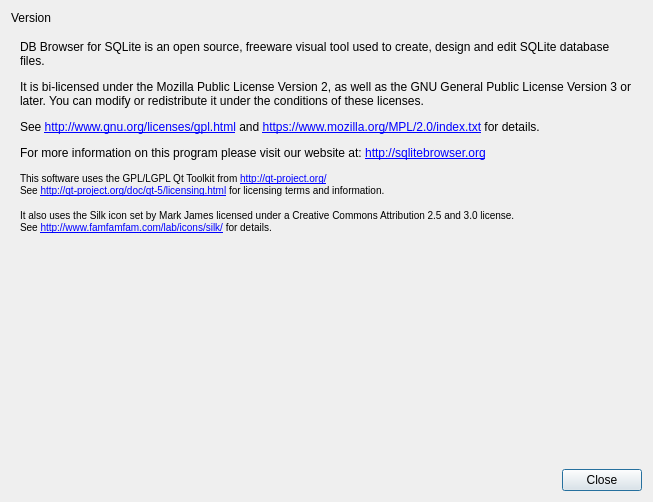
First picture: the form in src/AboutDialog.ui, repository sqlitebrowser/sqlitebrowser, before the edit.
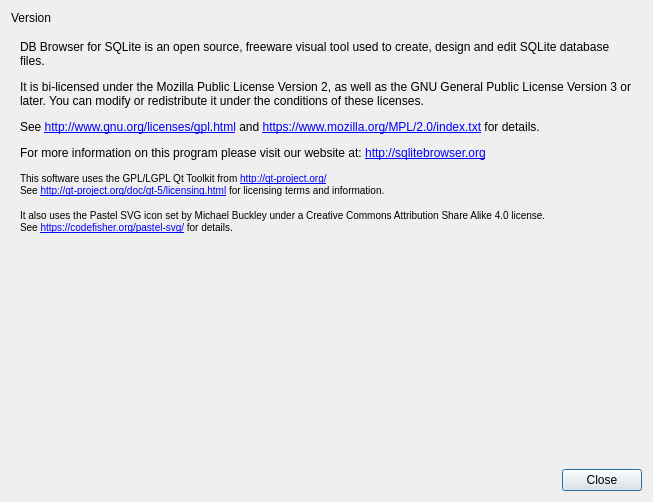
Second picture: the form after the edit. Icons and pictures are not drawn.

Commit message:
Icon set details in About dialog
It should have gone with 36054cd767e36e625d7a04cd46a6f275b901a28a

```diff
--- a/src/AboutDialog.ui
+++ b/src/AboutDialog.ui
@@ -79,15 +79,16 @@
        <rect>
         <x>0</x>
         <y>0</y>
-        <width>620</width>
-        <height>398</height>
+        <width>635</width>
+        <height>349</height>
        </rect>
       </property>
       <layout class="QVBoxLayout" name="verticalLayout_2">
        <item>
         <widget class="QLabel" name="label">
          <property name="text">
-          <string>&lt;html&gt;&lt;head/&gt;&lt;body&gt;&lt;p&gt;DB Browser for SQLite is an open source, freeware visual tool used to create, design and edit SQLite database files.&lt;/p&gt;&lt;p&gt;It is bi-licensed under the Mozilla Public License Version 2, as well as the GNU General Public License Version 3 or later. You can modify or redistribute it under the conditions of these licenses.&lt;/p&gt;&lt;p&gt;See &lt;a href=&quot;http://www.gnu.org/licenses/gpl.html&quot;&gt;http://www.gnu.org/licenses/gpl.html&lt;/a&gt; and &lt;a href=&quot;https://www.mozilla.org/MPL/2.0/index.txt&quot;&gt;https://www.mozilla.org/MPL/2.0/index.txt&lt;/a&gt; for details.&lt;/p&gt;&lt;p&gt;For more information on this program please visit our website at: &lt;a href=&quot;http://sqlitebrowser.org&quot;&gt;http://sqlitebrowser.org&lt;/a&gt;&lt;/p&gt;&lt;p&gt;&lt;span style=&quot; font-size:small;&quot;&gt;This software uses the GPL/LGPL Qt Toolkit from &lt;/span&gt;&lt;a href=&quot;http://qt-project.org/&quot;&gt;&lt;span style=&quot; font-size:small;&quot;&gt;http://qt-project.org/&lt;/span&gt;&lt;/a&gt;&lt;span style=&quot; font-size:small;&quot;&gt;&lt;br/&gt;See &lt;/span&gt;&lt;a href=&quot;http://qt-project.org/doc/qt-5/licensing.html&quot;&gt;&lt;span style=&quot; font-size:small;&quot;&gt;http://qt-project.org/doc/qt-5/licensing.html&lt;/span&gt;&lt;/a&gt;&lt;span style=&quot; font-size:small;&quot;&gt; for licensing terms and information.&lt;/span&gt;&lt;/p&gt;&lt;p&gt;&lt;span style=&quot; font-size:small;&quot;&gt;It also uses the Silk icon set by Mark James licensed under a Creative Commons Attribution 2.5 and 3.0 license.&lt;br/&gt;See &lt;/span&gt;&lt;a href=&quot;http://www.famfamfam.com/lab/icons/silk/&quot;&gt;&lt;span style=&quot; font-size:small;&quot;&gt;http://www.famfamfam.com/lab/icons/silk/&lt;/span&gt;&lt;/a&gt;&lt;span style=&quot; font-size:small;&quot;&gt; for details.&lt;/span&gt;&lt;/p&gt;&lt;/body&gt;&lt;/html&gt;</string>
+          <string>&lt;html&gt;&lt;head/&gt;&lt;body&gt;&lt;p&gt;DB Browser for SQLite is an open source, freeware visual tool used to create, design and edit SQLite database files.&lt;/p&gt;&lt;p&gt;It is bi-licensed under the Mozilla Public License Version 2, as well as the GNU General Public License Version 3 or later. You can modify or redistribute it under the conditions of these licenses.&lt;/p&gt;&lt;p&gt;See &lt;a href=&quot;http://www.gnu.org/licenses/gpl.html&quot;&gt;http://www.gnu.org/licenses/gpl.html&lt;/a&gt; and &lt;a href=&quot;https://www.mozilla.org/MPL/2.0/index.txt&quot;&gt;https://www.mozilla.org/MPL/2.0/index.txt&lt;/a&gt; for details.&lt;/p&gt;&lt;p&gt;For more information on this program please visit our website at: &lt;a href=&quot;http://sqlitebrowser.org&quot;&gt;http://sqlitebrowser.org&lt;/a&gt;&lt;/p&gt;&lt;p&gt;&lt;span style=&quot; font-size:small;&quot;&gt;This software uses the GPL/LGPL Qt Toolkit from &lt;/span&gt;&lt;a href=&quot;http://qt-project.org/&quot;&gt;&lt;span style=&quot; font-size:small;&quot;&gt;http://qt-project.org/&lt;/span&gt;&lt;/a&gt;&lt;span style=&quot; font-size:small;&quot;&gt;&lt;br/&gt;See &lt;/span&gt;&lt;a href=&quot;http://qt-project.org/doc/qt-5/licensing.html&quot;&gt;&lt;span style=&quot; font-size:small;&quot;&gt;http://qt-project.org/doc/qt-5/licensing.html&lt;/span&gt;&lt;/a&gt;&lt;span style=&quot; font-size:small;&quot;&gt; for licensing terms and information.&lt;/span&gt;&lt;/p&gt;&lt;p&gt;&lt;span style=&quot; font-size:small;&quot;&gt;It also uses the Pastel SVG icon set by Michael Buckley under a Creative Commons
+Attribution Share Alike 4.0 license.&lt;br/&gt;See &lt;/span&gt;&lt;a href=&quot;https://codefisher.org/pastel-svg/&quot;&gt;&lt;span style=&quot; font-size:small;&quot;&gt;https://codefisher.org/pastel-svg/&lt;/span&gt;&lt;/a&gt;&lt;span style=&quot; font-size:small;&quot;&gt; for details.&lt;/span&gt;&lt;/p&gt;&lt;/body&gt;&lt;/html&gt;</string>
          </property>
          <property name="alignment">
           <set>Qt::AlignLeading|Qt::AlignLeft|Qt::AlignTop</set>
```
